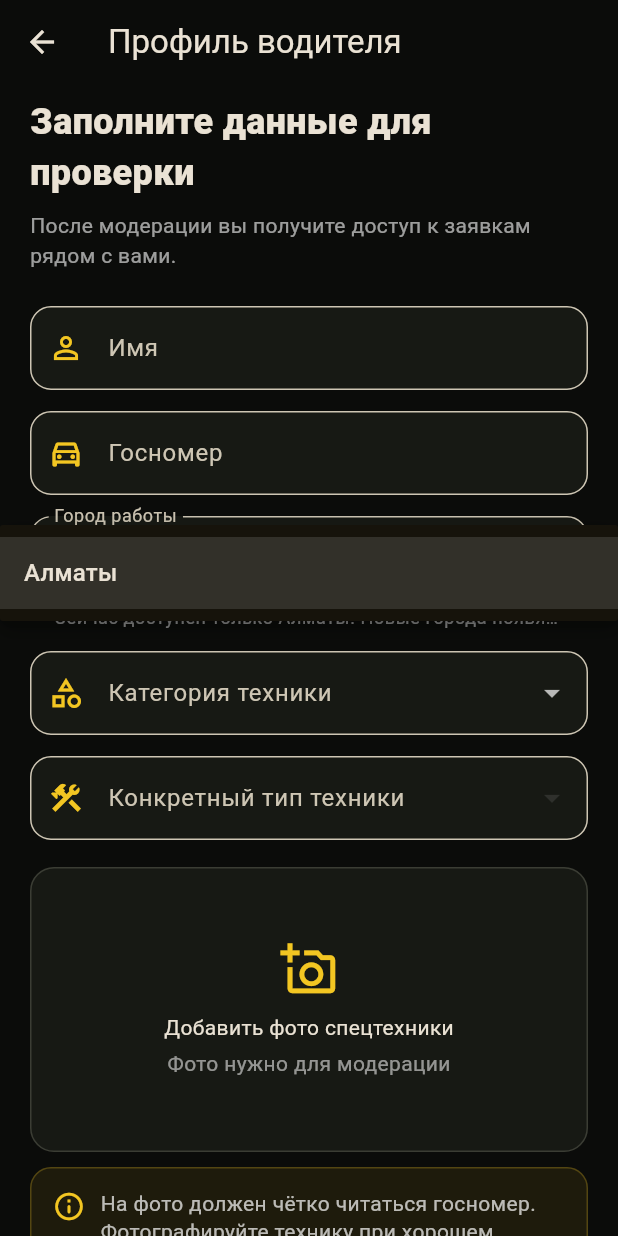
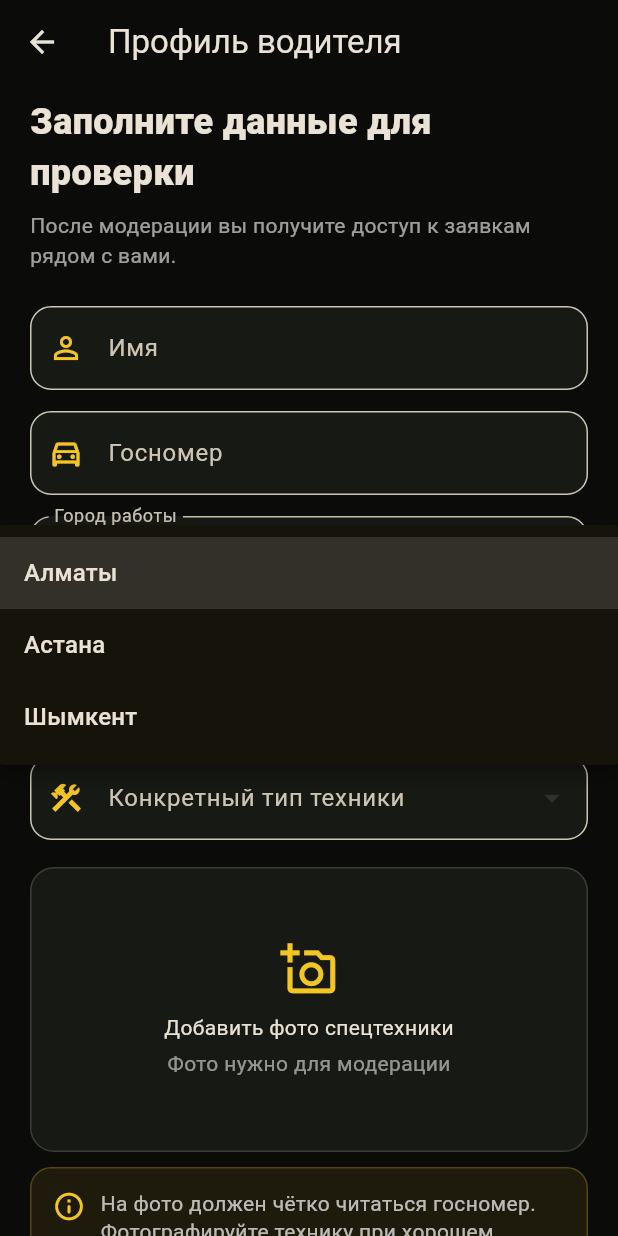
Before and after one commit to ruslon877/techzakaz-driver-app, a Flutter app: the ProfileSetupScreen screen opened directly with empty values, after a tap on "Алматы", on a phone screen of 412 x 824 dp. Run offline on Flutter 3.47's test engine with Material 3 defaults, Android fonts, the phone set to English and light mode, and no system bars; our stand-ins replace cloud_firestore, cloud_functions, firebase_auth, firebase_core, firebase_messaging, firebase_storage and 7 more; missing offline and left inert: flutter_foreground_task; accounts and stored records are empty.

Commit message:
feat: add Astana and Shymkent service cities

```diff
--- a/lib/config/service_cities.dart
+++ b/lib/config/service_cities.dart
@@ -25,6 +25,18 @@ const serviceCities = <ServiceCity>[
     center: LatLng(43.238949, 76.889709),
     coverageRadiusKm: 50,
   ),
+  ServiceCity(
+    id: 'astana',
+    name: 'Астана',
+    center: LatLng(51.169392, 71.449074),
+    coverageRadiusKm: 50,
+  ),
+  ServiceCity(
+    id: 'shymkent',
+    name: 'Шымкент',
+    center: LatLng(42.3417, 69.5901),
+    coverageRadiusKm: 50,
+  ),
 ];
 
 final serviceCitiesById = <String, ServiceCity>{
```
Also changed, not shown: 1 other file.
